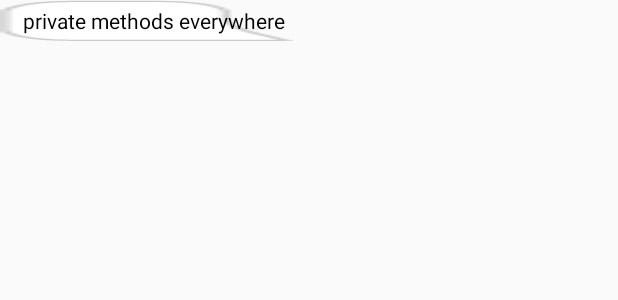
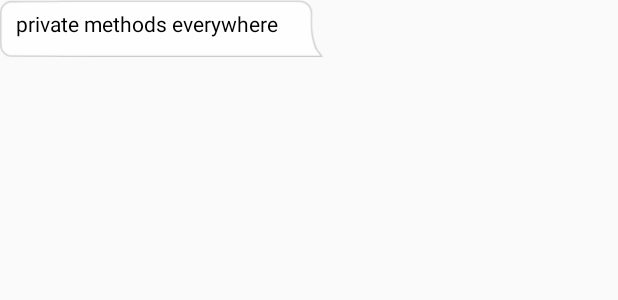
Before and after one commit to CarlvinT/Bridge, an Android app: the layout chat_bubble_user.xml on its own in the app's theme, with its tools: preview values and no code run, on a phone screen of 412 x 824 dp. Shown: the top 300 px of the screen. Run offline under Robolectric (Android 15) with nearby library versions, the light colour scheme and no system bars.

Commit message:
gotten rid of 'normal' versions of

```diff
--- a/app/src/main/res/layout/chat_bubble_user.xml
+++ b/app/src/main/res/layout/chat_bubble_user.xml
@@ -16,8 +16,8 @@
             android:layout_height="wrap_content"
             android:layout_gravity="center"
             android:layout_weight="0"
-            android:paddingLeft="15dp"
-            android:paddingRight="5dp"
+            android:paddingLeft="5dp"
+            android:paddingRight="15dp"
             android:text="private methods everywhere"
             android:textColor="@android:color/background_dark" />
 
```
Also changed, not shown: app/src/main/res/drawable-hdpi/chat_bubble_user.png (deleted), app/src/main/res/drawable-mdpi/chat_bubble_user.png (deleted), app/src/main/res/drawable-xhdpi/chat_bubble_user.png (deleted), app/src/main/res/drawable-xxhdpi/chat_bubble_user.png (deleted), app/src/main/res/drawable-xxxhdpi/chat_bubble_user.png (deleted).
